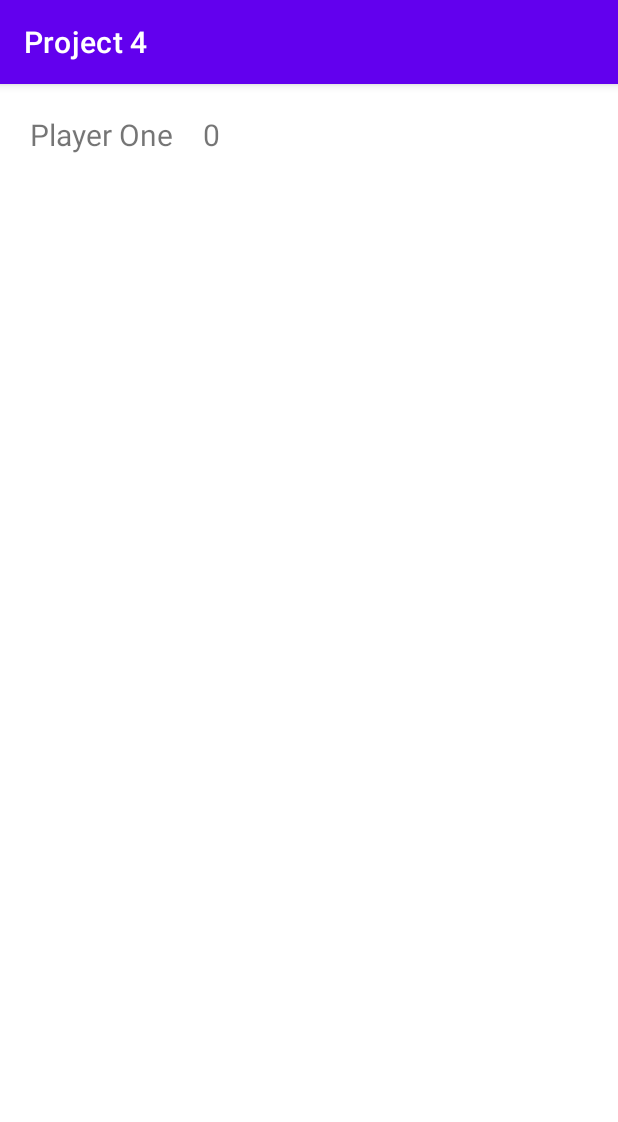
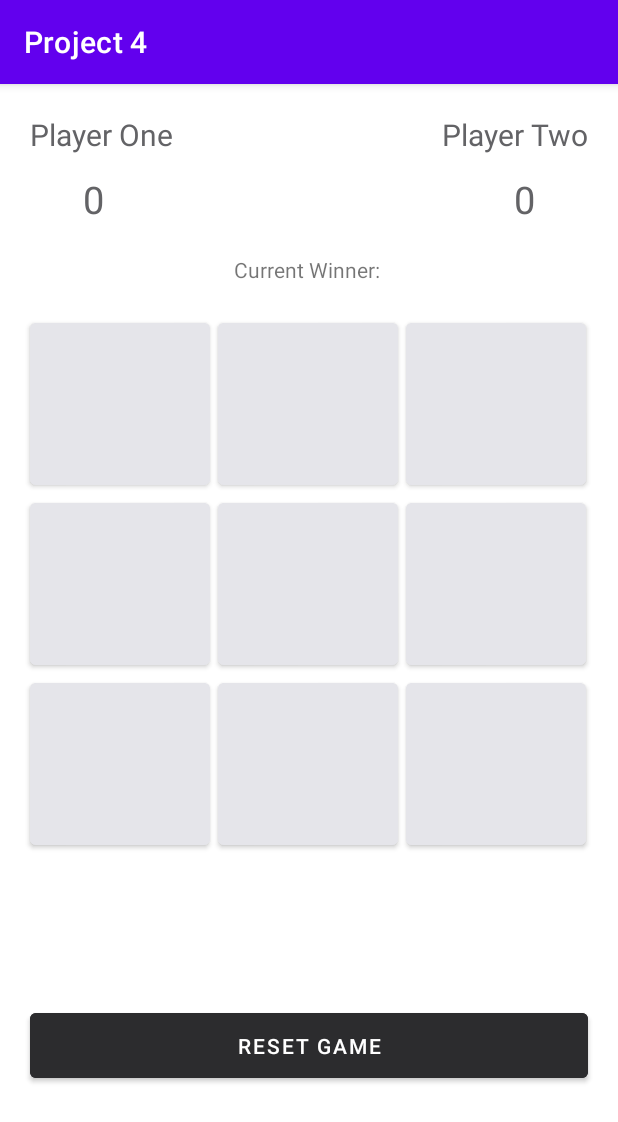
Before and after one commit to jacobdiaz/CS478-Project4, an Android app: the screen it shows after launch (MainActivity), on a phone screen of 412 x 824 dp. Shown: the top 1122 px of the screen. Run offline under Robolectric (Android 15) with nearby library versions, the phone set to English and light mode, and no system bars.

Commit message:
Created basic app ui (No styling)

```diff
--- a/app/src/main/res/layout/activity_main.xml
+++ b/app/src/main/res/layout/activity_main.xml
@@ -10,6 +10,7 @@
         android:id="@+id/playerOne"
         android:layout_width="wrap_content"
         android:layout_height="wrap_content"
+        android:textColor="#636366"
         android:layout_margin="20dp"
         android:layout_marginStart="68dp"
         android:layout_marginTop="16dp"
@@ -23,13 +24,168 @@
         android:id="@+id/playerOneScore"
         android:layout_width="wrap_content"
         android:layout_height="wrap_content"
+        android:textColor="#636366"
+        android:layout_marginTop="12dp"
         android:text="0"
-        app:layout_constraintStart_toEndOf="@+id/playerOne"
-        app:layout_constraintTop_toTopOf="parent"
+        android:textSize="25dp"
+        android:layout_marginLeft="35dp"
+        app:layout_constraintStart_toStartOf="@+id/playerOne"
+        app:layout_constraintTop_toBottomOf="@+id/playerOne" />
+
+    <TextView
+        android:id="@+id/playerTwo"
+        android:layout_width="wrap_content"
+        android:layout_height="wrap_content"
+        android:textColor="#636366"
+        android:layout_margin="20dp"
+        android:text="Player Two"
+        android:textSize="20dp"
+        app:layout_constraintEnd_toEndOf="parent"
+        app:layout_constraintTop_toTopOf="parent" />
+
+    <TextView
+        android:id="@+id/playerTwoScore"
+        android:layout_width="wrap_content"
+        android:layout_height="wrap_content"
+        android:textColor="#636366"
+        android:layout_marginTop="12dp"
+        android:text="0"
+        android:textSize="25dp"
+        android:layout_marginRight="35dp"
+        app:layout_constraintEnd_toEndOf="@+id/playerTwo"
+        app:layout_constraintTop_toBottomOf="@+id/playerTwo" />
+
+    <TextView
+        android:id="@+id/playerWinning"
+        android:layout_width="match_parent"
+        android:layout_height="wrap_content"
+        android:layout_margin="20dp"
+        android:text="Current Winner: "
+        android:textAlignment="center"
+        app:layout_constraintTop_toBottomOf="@+id/playerOneScore" />'
+
+    <!-- GRID STARTS HERE-->
+<!--    Row 1 -->
+    <Button
+        android:id="@+id/cell_0x0"
+        android:layout_width="120dp"
+        android:layout_height="120dp"
         android:layout_marginLeft="20dp"
         android:layout_marginTop="20dp"
-        android:textSize="20dp"
-        />
+        android:backgroundTint="#e5e5ea"
+        android:textColor="#636366"
+        android:textSize="70dp"
+        app:layout_constraintStart_toStartOf="parent"
+        app:layout_constraintTop_toBottomOf="@+id/playerWinning" />
+
+    <Button
+        android:id="@+id/cell_0x1"
+        android:layout_width="120dp"
+        android:layout_height="120dp"
+        android:layout_marginTop="20dp"
+        android:layout_marginLeft="5dp"
+        android:backgroundTint="#e5e5ea"
+        android:textColor="#636366"
+        android:textSize="70dp"
+        app:layout_constraintStart_toEndOf="@+id/cell_0x0"
+        app:layout_constraintTop_toBottomOf="@+id/playerWinning" />
+
+    <Button
+        android:id="@+id/cell_0x2"
+        android:layout_width="120dp"
+        android:layout_height="120dp"
+        android:layout_marginTop="20dp"
+        android:layout_marginLeft="5dp"
+        android:backgroundTint="#e5e5ea"
+        android:textColor="#636366"
+        android:textSize="70dp"
+        app:layout_constraintStart_toEndOf="@+id/cell_0x1"
+        app:layout_constraintTop_toBottomOf="@+id/playerWinning" />
+
+<!--    Row 2-->
+    <Button
+        android:id="@+id/cell_1x0"
+        android:layout_width="120dp"
+        android:layout_height="120dp"
+        android:layout_marginLeft="20dp"
+        android:layout_marginTop="0dp"
+        android:backgroundTint="#e5e5ea"
+        android:textColor="#636366"
+        android:textSize="70dp"
+        app:layout_constraintStart_toStartOf="parent"
+        app:layout_constraintTop_toBottomOf="@+id/cell_0x1" />
+
+    <Button
+        android:id="@+id/cell_1x1"
+        android:layout_width="120dp"
+        android:layout_height="120dp"
+        android:layout_marginLeft="5dp"
+        android:backgroundTint="#e5e5ea"
+        android:textColor="#636366"
+        android:textSize="70dp"
+        app:layout_constraintStart_toEndOf="@+id/cell_0x0"
+        app:layout_constraintTop_toBottomOf="@+id/cell_0x1" />
+
+    <Button
+        android:id="@+id/cell_1x2"
+        android:layout_width="120dp"
+        android:layout_height="120dp"
+        android:layout_marginLeft="5dp"
+        android:backgroundTint="#e5e5ea"
+        android:textColor="#636366"
+        android:textSize="70dp"
+        app:layout_constraintStart_toEndOf="@+id/cell_0x1"
+        app:layout_constraintTop_toBottomOf="@+id/cell_0x1" />
+<!--    Row 3-->
+
+    <Button
+        android:id="@+id/cell_2x0"
+        android:layout_width="120dp"
+        android:layout_height="120dp"
+        android:layout_marginLeft="20dp"
+        android:layout_marginTop="0dp"
+        android:backgroundTint="#e5e5ea"
+        android:textColor="#636366"
+        android:textSize="70dp"
+        app:layout_constraintStart_toStartOf="parent"
+        app:layout_constraintTop_toBottomOf="@+id/cell_1x1" />
+
+    <Button
+        android:id="@+id/cell_2x1"
+        android:layout_width="120dp"
+        android:layout_height="120dp"
+        android:layout_marginLeft="5dp"
+        android:backgroundTint="#e5e5ea"
+        android:textColor="#636366"
+        android:textSize="70dp"
+        app:layout_constraintStart_toEndOf="@+id/cell_0x0"
+        app:layout_constraintTop_toBottomOf="@+id/cell_1x1" />
+
+    <Button
+        android:id="@+id/cell_2x2"
+        android:layout_width="120dp"
+        android:layout_height="120dp"
+        android:layout_marginLeft="5dp"
+        android:backgroundTint="#e5e5ea"
+        android:textColor="#636366"
+        android:textSize="70dp"
+        app:layout_constraintStart_toEndOf="@+id/cell_0x1"
+        app:layout_constraintTop_toBottomOf="@+id/cell_1x1" />
+<!--    END OF GRID-->
 
 
+
+        <!-- Reset Game Btn-->
+    <Button
+        android:id="@+id/btn_ResetGame"
+        android:layout_width="match_parent"
+        android:layout_height="55dp"
+        android:layout_margin="20dp"
+        android:backgroundTint="#2c2c2e"
+        android:textColor="@color/white"
+        android:text="Reset Game"
+        app:layout_constraintBottom_toBottomOf="parent"
+        app:layout_constraintTop_toBottomOf="@+id/cell_2x1"
+        tools:layout_editor_absoluteX="20dp" />
+
 </androidx.constraintlayout.widget.ConstraintLayout>
```
